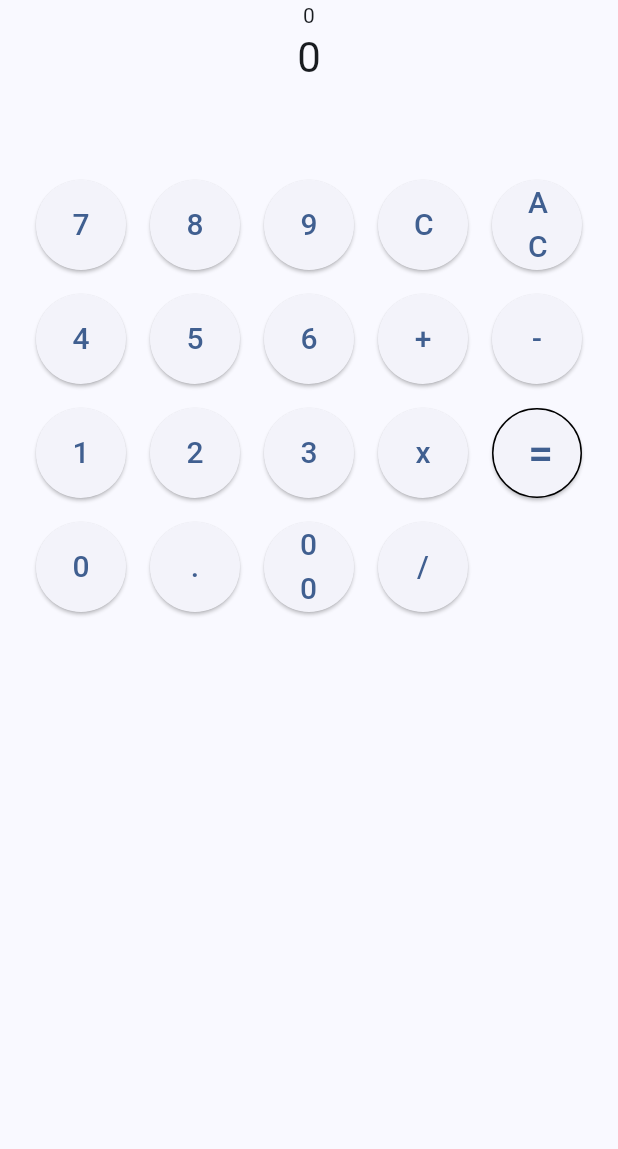
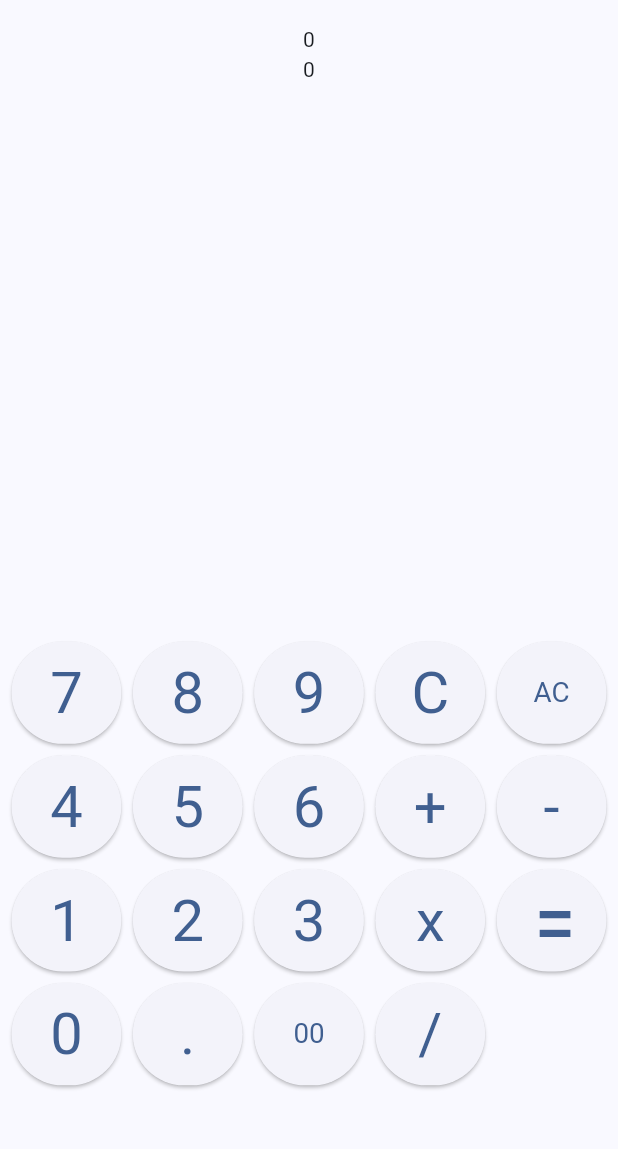
Before and after one commit to FelipeBelfort/42_mobile_pool, a Flutter app: the screen it shows after launch, on a phone screen of 412 x 824 dp, the part 84-1233 px from its top. Run offline on Flutter 3.47's test engine with Material 3 defaults, Android fonts, the light colour scheme and no system bars.

Commit message:
ex02 done

```diff
--- a/mobileModule00/ex02/lib/main.dart
+++ b/mobileModule00/ex02/lib/main.dart
@@ -7,11 +7,10 @@ void main() {
 class MyApp extends StatelessWidget {
   const MyApp({super.key});
 
-  // This widget is the root of your application.
   @override
   Widget build(BuildContext context) {
     return MaterialApp(
-      title: 'Flutter Demo',
+      title: 'Flutter Calc',
       theme: ThemeData(
         colorScheme: ColorScheme.fromSeed(seedColor: const Color.fromARGB(255, 139, 150, 173)),
       ),
@@ -23,15 +22,6 @@ class MyApp extends StatelessWidget {
 class MyHomePage extends StatefulWidget {
   const MyHomePage({super.key, required this.title});
 
-  // This widget is the home page of your application. It is stateful, meaning
-  // that it has a State object (defined below) that contains fields that affect
-  // how it looks.
-
-  // This class is the configuration for the state. It holds the values (in this
-  // case the title) provided by the parent (in this case the App widget) and
-  // used by the build method of the State. Fields in a Widget subclass are
-  // always marked "final".
-
   final String title;
 
   @override
@@ -39,12 +29,46 @@ class MyHomePage extends StatefulWidget {
 }
 
 class _MyHomePageState extends State<MyHomePage> {
-  int _counter = 0;
 
-  void _incrementCounter() {
-    setState(() {
-      _counter++;
-    });
+  double _getTextSize(value, isLandscape) {
+    if (value == '=') {return 0.4 * isLandscape;}
+    if (value == '00' || value == 'AC') {return 0.12 * isLandscape;}
+    return 0.25 * isLandscape;
+  }
+
+  Widget _genButtons() {
+
+    return LayoutBuilder(
+      builder: (context, constraints){
+        double buttonWidth = constraints.maxWidth / 5;
+        double buttonHeight = constraints.maxHeight / 4.5;
+
+        double buttonSize = buttonHeight < buttonWidth ? buttonHeight : buttonWidth;
+        int isLandscape = buttonSize == buttonWidth ? 1 : 2;
+      return GridView.count(
+          crossAxisCount: 5, // buttons in line
+          childAspectRatio: buttonWidth / buttonSize,
+          padding: EdgeInsets.all(buttonSize * 0.05),
+          children: [
+            '7', '8', '9', 'C', 'AC',
+            '4', '5', '6', '+', '-',
+            '1', '2', '3', 'x', '=',
+            '0', '.', '00', '/',
+          ].map((value) {
+              return Padding(
+              padding: EdgeInsets.all(buttonSize * 0.05),
+              child: ElevatedButton(
+                onPressed: () => print(value),
+                style: ElevatedButton.styleFrom(
+                  textStyle: TextStyle(fontSize: buttonSize * _getTextSize(value, isLandscape))
+                ),
+                child: Text(value),
+              ),
+            );
+        }).toList(),
+    );
+    },);
+
   }
 
   @override
@@ -54,55 +78,22 @@ class _MyHomePageState extends State<MyHomePage> {
         backgroundColor: Theme.of(context).colorScheme.primary,
         title: Text(widget.title),
       ),
-      body: Center(
-        child: Column(
-          mainAxisAlignment: MainAxisAlignment.center,
+        body: Column(
           children: <Widget>[
-            const Text('0'),
-            Text(
-              '$_counter',
-              style: Theme.of(context).textTheme.headlineMedium,
-            ),
-            SizedBox(height: 40,),
-            Expanded(
-            child: GridView.count(
-              crossAxisCount: 5, // 4 botões por linha
+            Padding(
               padding: EdgeInsets.all(16),
-              children: [
-                '7', '8', '9', 'C', 'AC',
-                '4', '5', '6', '+', '-',
-                '1', '2', '3', 'x', '=',
-                '0', '.', '00', '/',
-              ].map((value) {
-                if (value == '=') {
-                  return GridTile(
-                    child: Padding(
-                      padding: EdgeInsets.all(8.0),
-                      child: ElevatedButton(
-                        onPressed: () => print(value),
-                        style: ElevatedButton.styleFrom(
-                          minimumSize: Size(15, 70), // Ocupa espaço duplo
-                          side: BorderSide()
-                        ),
-                        child: Text(value, style: TextStyle(fontSize: 30)),
-                      ),
-                    ),
-                  );
-                } else {
-                return Padding(
-                  padding: EdgeInsets.all(8.0),
-                  child: ElevatedButton(
-                    onPressed: () => print(value),
-                    child: Text(value, style: TextStyle(fontSize: 20)),
-                  ),
-                );
-                }
-              }).toList(),
-            ),
-            ),
+              child: Column(
+                crossAxisAlignment: CrossAxisAlignment.center,
+                children: [
+                  Text('0'),
+                  Text('0'),
+                ],
+              ),
+              ),
+            MediaQuery.of(context).size.aspectRatio < 1 ? Spacer() : Text(''),
+            Expanded(child: _genButtons()),
           ],
         ),
-      ),
     );
   }
 }
--- a/mobileModule00/ex02/lib/template.dart
+++ /dev/null
@@ -1,122 +0,0 @@
-import 'package:flutter/material.dart';
-
-void main() {
-  runApp(const MyApp());
-}
-
-class MyApp extends StatelessWidget {
-  const MyApp({super.key});
-
-  // This widget is the root of your application.
-  @override
-  Widget build(BuildContext context) {
-    return MaterialApp(
-      title: 'Flutter Demo',
-      theme: ThemeData(
-        // This is the theme of your application.
-        //
-        // TRY THIS: Try running your application with "flutter run". You'll see
-        // the application has a purple toolbar. Then, without quitting the app,
-        // try changing the seedColor in the colorScheme below to Colors.green
-        // and then invoke "hot reload" (save your changes or press the "hot
-        // reload" button in a Flutter-supported IDE, or press "r" if you used
-        // the command line to start the app).
-        //
-        // Notice that the counter didn't reset back to zero; the application
-        // state is not lost during the reload. To reset the state, use hot
-        // restart instead.
-        //
-        // This works for code too, not just values: Most code changes can be
-        // tested with just a hot reload.
-        colorScheme: ColorScheme.fromSeed(seedColor: Colors.deepPurple),
-      ),
-      home: const MyHomePage(title: 'Flutter Demo Home Page'),
-    );
-  }
-}
-
-class MyHomePage extends StatefulWidget {
-  const MyHomePage({super.key, required this.title});
-
-  // This widget is the home page of your application. It is stateful, meaning
-  // that it has a State object (defined below) that contains fields that affect
-  // how it looks.
-
-  // This class is the configuration for the state. It holds the values (in this
-  // case the title) provided by the parent (in this case the App widget) and
-  // used by the build method of the State. Fields in a Widget subclass are
-  // always marked "final".
-
-  final String title;
-
-  @override
-  State<MyHomePage> createState() => _MyHomePageState();
-}
-
-class _MyHomePageState extends State<MyHomePage> {
-  int _counter = 0;
-
-  void _incrementCounter() {
-    setState(() {
-      // This call to setState tells the Flutter framework that something has
-      // changed in this State, which causes it to rerun the build method below
-      // so that the display can reflect the updated values. If we changed
-      // _counter without calling setState(), then the build method would not be
-      // called again, and so nothing would appear to happen.
-      _counter++;
-    });
-  }
-
-  @override
-  Widget build(BuildContext context) {
-    // This method is rerun every time setState is called, for instance as done
-    // by the _incrementCounter method above.
-    //
-    // The Flutter framework has been optimized to make rerunning build methods
-    // fast, so that you can just rebuild anything that needs updating rather
-    // than having to individually change instances of widgets.
-    return Scaffold(
-      appBar: AppBar(
-        // TRY THIS: Try changing the color here to a specific color (to
-        // Colors.amber, perhaps?) and trigger a hot reload to see the AppBar
-        // change color while the other colors stay the same.
-        backgroundColor: Theme.of(context).colorScheme.inversePrimary,
-        // Here we take the value from the MyHomePage object that was created by
-        // the App.build method, and use it to set our appbar title.
-        title: Text(widget.title),
-      ),
-      body: Center(
-        // Center is a layout widget. It takes a single child and positions it
-        // in the middle of the parent.
-        child: Column(
-          // Column is also a layout widget. It takes a list of children and
-          // arranges them vertically. By default, it sizes itself to fit its
-          // children horizontally, and tries to be as tall as its parent.
-          //
-          // Column has various properties to control how it sizes itself and
-          // how it positions its children. Here we use mainAxisAlignment to
-          // center the children vertically; the main axis here is the vertical
-          // axis because Columns are vertical (the cross axis would be
-          // horizontal).
-          //
-          // TRY THIS: Invoke "debug painting" (choose the "Toggle Debug Paint"
-          // action in the IDE, or press "p" in the console), to see the
-          // wireframe for each widget.
-          mainAxisAlignment: MainAxisAlignment.center,
-          children: <Widget>[
-            const Text('You have pushed the button this many times:'),
-            Text(
-              '$_counter',
-              style: Theme.of(context).textTheme.headlineMedium,
-            ),
-          ],
-        ),
-      ),
-      floatingActionButton: FloatingActionButton(
-        onPressed: _incrementCounter,
-        tooltip: 'Increment',
-        child: const Icon(Icons.add),
-      ), // This trailing comma makes auto-formatting nicer for build methods.
-    );
-  }
-}
```
